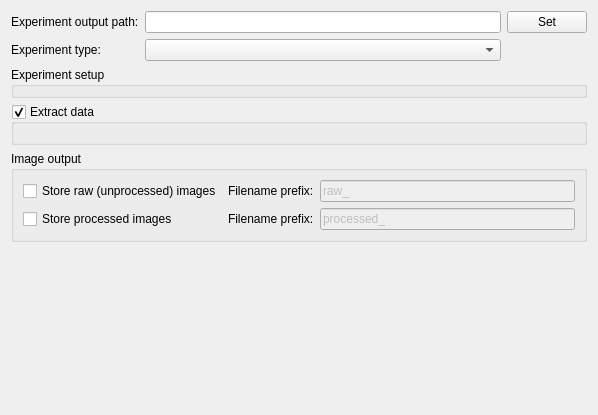
mortbopet/RTOC, file src/CellSorter/gui/experimentsetup.ui: the form before one commit.
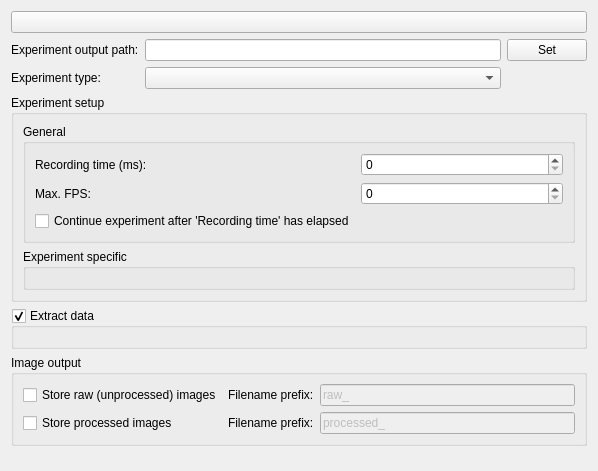
The form after the commit.

Commit message: Add more items to ExperimentSetup tab

```diff
--- a/src/CellSorter/gui/experimentsetup.ui
+++ b/src/CellSorter/gui/experimentsetup.ui
@@ -7,7 +7,7 @@
     <x>0</x>
     <y>0</y>
     <width>598</width>
-    <height>415</height>
+    <height>471</height>
    </rect>
   </property>
   <property name="windowTitle">
@@ -16,6 +16,13 @@
   <layout class="QGridLayout" name="gridLayout">
    <item row="0" column="0">
     <layout class="QVBoxLayout" name="verticalLayout">
+     <item>
+      <widget class="QPushButton" name="help">
+       <property name="text">
+        <string/>
+       </property>
+      </widget>
+     </item>
      <item>
       <layout class="QGridLayout" name="gridLayout_5">
        <item row="0" column="1">
@@ -52,6 +59,64 @@
        <property name="title">
         <string>Experiment setup</string>
        </property>
+       <layout class="QGridLayout" name="gridLayout_6">
+        <item row="0" column="0">
+         <layout class="QVBoxLayout" name="verticalLayout_2">
+          <item>
+           <widget class="QGroupBox" name="groupBox_5">
+            <property name="title">
+             <string>General</string>
+            </property>
+            <layout class="QGridLayout" name="gridLayout_8">
+             <item row="0" column="0">
+              <layout class="QGridLayout" name="gridLayout_7">
+               <item row="1" column="0">
+                <widget class="QLabel" name="l_rectime">
+                 <property name="text">
+                  <string>Recording time (ms):</string>
+                 </property>
+                </widget>
+               </item>
+               <item row="3" column="0">
+                <widget class="QCheckBox" name="contExec">
+                 <property name="text">
+                  <string>Continue experiment after 'Recording time' has elapsed</string>
+                 </property>
+                </widget>
+               </item>
+               <item row="1" column="1">
+                <widget class="QSpinBox" name="spinBox"/>
+               </item>
+               <item row="2" column="0">
+                <widget class="QLabel" name="l_fps">
+                 <property name="text">
+                  <string>Max. FPS:</string>
+                 </property>
+                </widget>
+               </item>
+               <item row="2" column="1">
+                <widget class="QSpinBox" name="spinBox_2"/>
+               </item>
+              </layout>
+             </item>
+            </layout>
+           </widget>
+          </item>
+          <item>
+           <widget class="QGroupBox" name="groupBox_4">
+            <property name="title">
+             <string>Experiment specific</string>
+            </property>
+            <layout class="QGridLayout" name="gridLayout_10">
+             <item row="0" column="0">
+              <layout class="QGridLayout" name="gridLayout_9"/>
+             </item>
+            </layout>
+           </widget>
+          </item>
+         </layout>
+        </item>
+       </layout>
       </widget>
      </item>
      <item>
```
Left out of the diff: 4 changed lines with no effect on the pictures. The commit also changes 4 other files.
